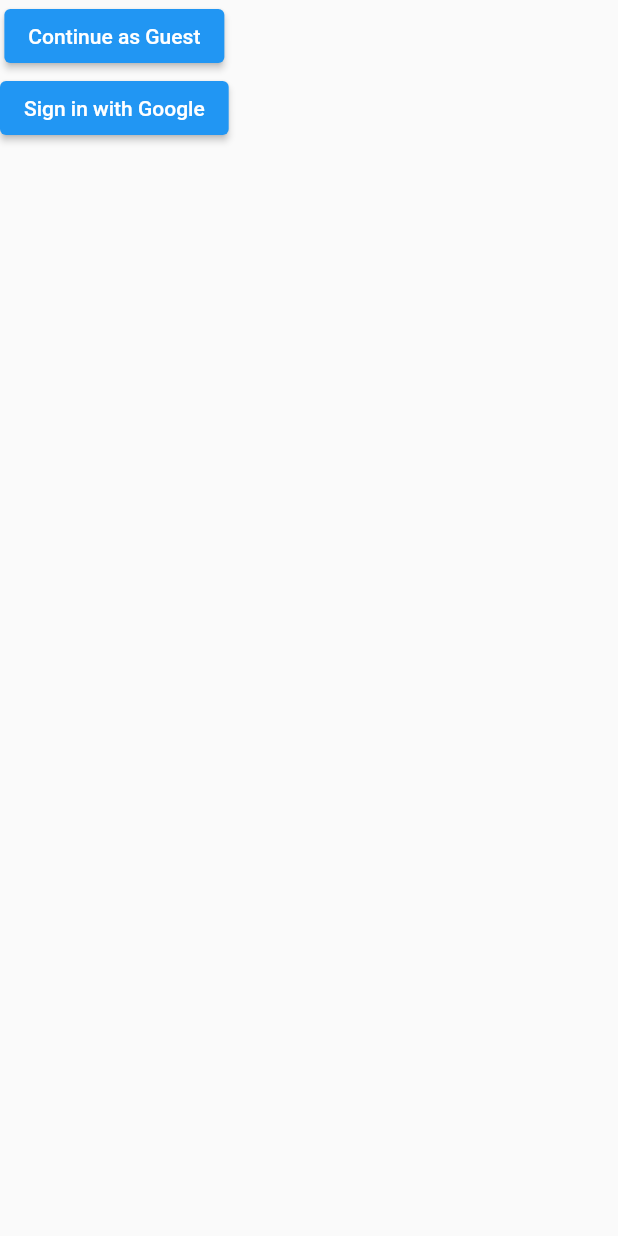
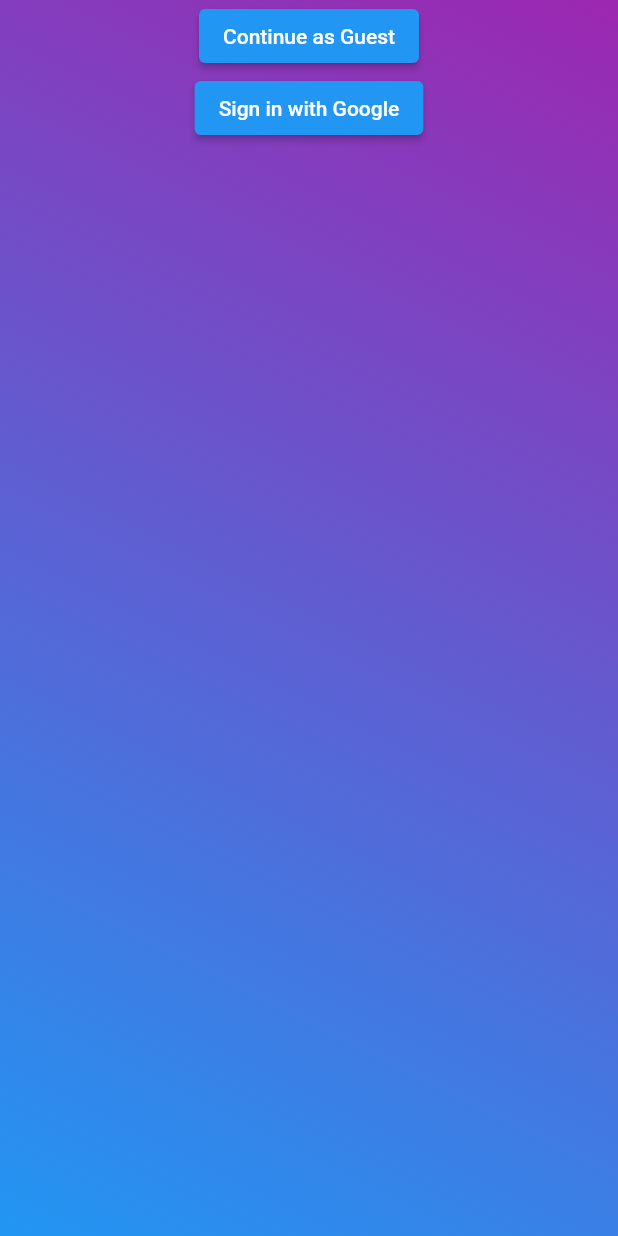
Before and after one commit to TheArcher1958/Obliviate, a Flutter app: the LoginScreen screen opened directly, after a tap on "Continue as Guest", on a phone screen of 412 x 824 dp. Run offline on Flutter 3.47's test engine with Material 2 defaults, Android fonts, the phone set to English and light mode, and no system bars; our stand-ins replace cloud_firestore, firebase_analytics, firebase_auth, firebase_core, google_sign_in; accounts and stored records are empty; network calls fail.

Commit message:
Added background gradient, enabled anonymous login in firebase.

```diff
--- a/lib/LoginScreen.dart
+++ b/lib/LoginScreen.dart
@@ -8,9 +8,11 @@ class LoginScreen extends StatefulWidget {
 }
 
 class _LoginScreenState extends State<LoginScreen> {
-
+  MediaQueryData queryData;
   @override
   void initState() {
+    //queryData = MediaQuery.of(context);
+
     FirebaseAuth.instance
         .authStateChanges()
         .listen((User user) {
@@ -40,8 +42,9 @@ class _LoginScreenState extends State<LoginScreen> {
     return await FirebaseAuth.instance.signInWithCredential(credential);
   }
 
-  void signInAnonymously() async {
+  Future<UserCredential> signInAnonymously() async {
     UserCredential userCredential = await FirebaseAuth.instance.signInAnonymously();
+    return userCredential;
   }
 
   FirebaseAuth auth = FirebaseAuth.instance;
@@ -49,11 +52,21 @@ class _LoginScreenState extends State<LoginScreen> {
   @override
   Widget build(BuildContext context) {
     return Scaffold(
-      body: Column(
-        children: [
-          ElevatedButton(onPressed: () {}, child: Text('Continue as Guest')),
-          ElevatedButton(onPressed: signInWithGoogle, child: Text('Sign in with Google'))
-        ],
+      body: Container(
+        width: MediaQuery.of(context).size.width,
+        height: MediaQuery.of(context).size.height,
+        decoration: BoxDecoration(
+            gradient: LinearGradient(
+                begin: Alignment.topRight,
+                end: Alignment.bottomLeft,
+                colors: [Colors.purple, Colors.blue])
+        ),
+        child: Column(
+          children: [
+            ElevatedButton(onPressed: signInAnonymously, child: Text('Continue as Guest')),
+            ElevatedButton(onPressed: signInWithGoogle, child: Text('Sign in with Google'))
+          ],
+        ),
       ),
     );
   }
```
Also changed, not shown: lib/main.dart (+13 -2 lines).
